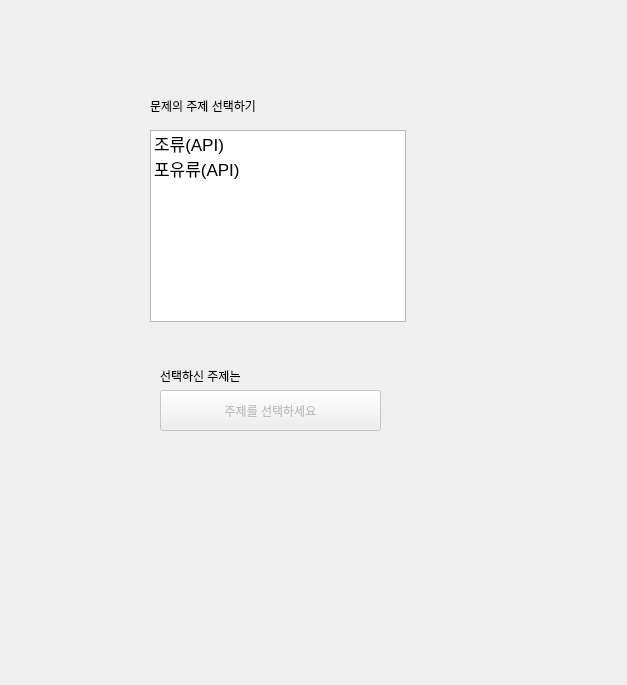
Qt form student_client.ui (Eduappproject/education_application) before a commit.
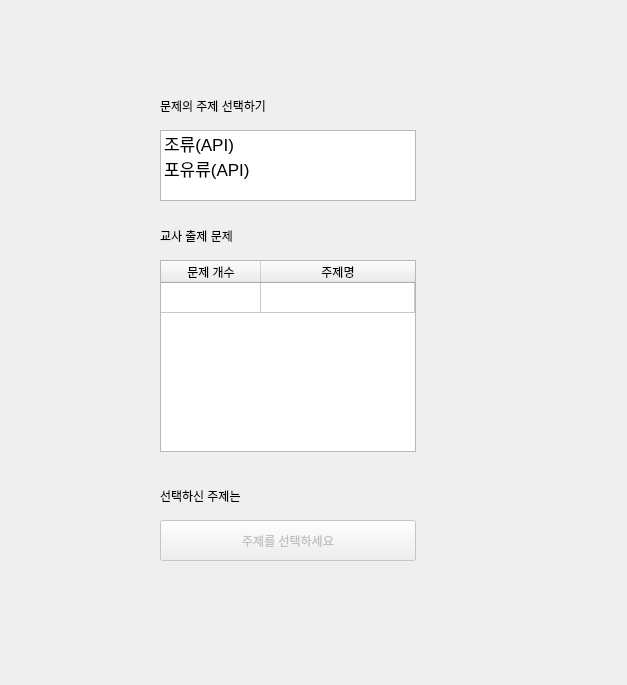
The same form after that commit. The open tabs and pages were chosen to show the change.

```diff
--- a/student_client.ui
+++ b/student_client.ui
@@ -702,10 +702,10 @@
     <widget class="QListWidget" name="questionListWidget">
      <property name="geometry">
       <rect>
-       <x>140</x>
+       <x>150</x>
        <y>120</y>
        <width>256</width>
-       <height>192</height>
+       <height>71</height>
       </rect>
      </property>
      <property name="font">
@@ -727,7 +727,7 @@
     <widget class="QLabel" name="label_8">
      <property name="geometry">
       <rect>
-       <x>140</x>
+       <x>150</x>
        <y>80</y>
        <width>201</width>
        <height>31</height>
@@ -741,7 +741,7 @@
      <property name="geometry">
       <rect>
        <x>150</x>
-       <y>350</y>
+       <y>470</y>
        <width>151</width>
        <height>31</height>
       </rect>
@@ -757,8 +757,8 @@
      <property name="geometry">
       <rect>
        <x>150</x>
-       <y>380</y>
-       <width>221</width>
+       <y>510</y>
+       <width>256</width>
        <height>41</height>
       </rect>
      </property>
@@ -766,6 +766,62 @@
       <string>주제를 선택하세요</string>
      </property>
     </widget>
+    <widget class="QTableWidget" name="tableWidget">
+     <property name="geometry">
+      <rect>
+       <x>150</x>
+       <y>250</y>
+       <width>256</width>
+       <height>192</height>
+      </rect>
+     </property>
+     <attribute name="horizontalHeaderVisible">
+      <bool>true</bool>
+     </attribute>
+     <attribute name="horizontalHeaderCascadingSectionResizes">
+      <bool>false</bool>
+     </attribute>
+     <attribute name="horizontalHeaderHighlightSections">
+      <bool>true</bool>
+     </attribute>
+     <attribute name="horizontalHeaderShowSortIndicator" stdset="0">
+      <bool>false</bool>
+     </attribute>
+     <attribute name="horizontalHeaderStretchLastSection">
+      <bool>true</bool>
+     </attribute>
+     <attribute name="verticalHeaderVisible">
+      <bool>false</bool>
+     </attribute>
+     <row>
+      <property name="text">
+       <string>새 열</string>
+      </property>
+     </row>
+     <column>
+      <property name="text">
+       <string>문제 개수</string>
+      </property>
+     </column>
+     <column>
+      <property name="text">
+       <string>주제명</string>
+      </property>
+     </column>
+    </widget>
+    <widget class="QLabel" name="label_17">
+     <property name="geometry">
+      <rect>
+       <x>150</x>
+       <y>210</y>
+       <width>201</width>
+       <height>31</height>
+      </rect>
+     </property>
+     <property name="text">
+      <string>교사 출제 문제</string>
+     </property>
+    </widget>
    </widget>
    <widget class="QWidget" name="QuestionPage">
     <widget class="QLabel" name="answerLabel_2">
```
Left out of the diff: 2 changed lines with no effect on the pictures.
